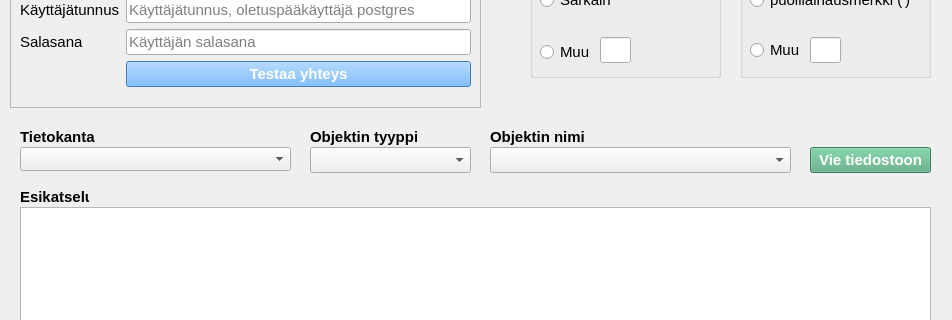
Qt form exportTool.ui (VilleSysinoro/PGViewExportTool) before a commit; both pictures show x 0 to 952 and y 186 to 506 of the 952 by 696 pixel window.
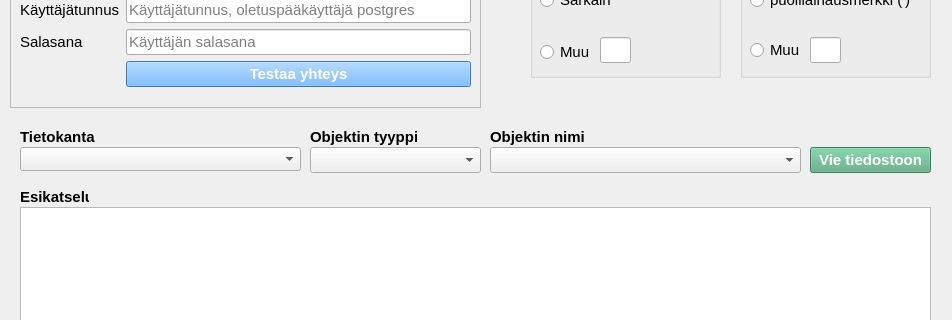
The same form after that commit.

Commit message: Ti 26.5 päätös

What changed in the file:
```diff
--- a/exportTool.ui
+++ b/exportTool.ui
@@ -172,7 +172,7 @@
      <rect>
       <x>490</x>
       <y>310</y>
-      <width>301</width>
+      <width>311</width>
       <height>26</height>
      </rect>
     </property>
@@ -204,7 +204,7 @@
      <rect>
       <x>310</x>
       <y>310</y>
-      <width>161</width>
+      <width>171</width>
       <height>26</height>
      </rect>
     </property>
@@ -569,7 +569,7 @@
      <rect>
       <x>20</x>
       <y>310</y>
-      <width>271</width>
+      <width>281</width>
       <height>24</height>
      </rect>
     </property>
```
The commit also changes 2 other files.
